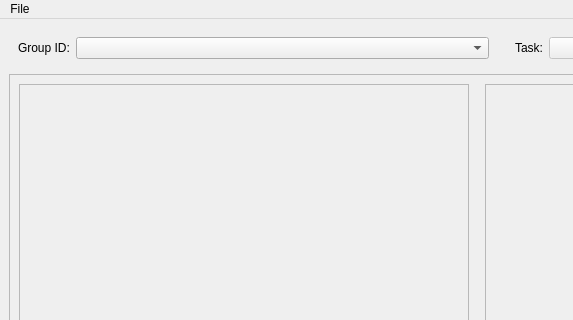
fraza0/nonverbal_communication_analysis, file nonverbal_communication_analysis/m6_Visualization/UI/mainwindow.ui: the form before one commit; both pictures show x 0 to 573 and y 0 to 320 of the 1420 by 720 pixel window.
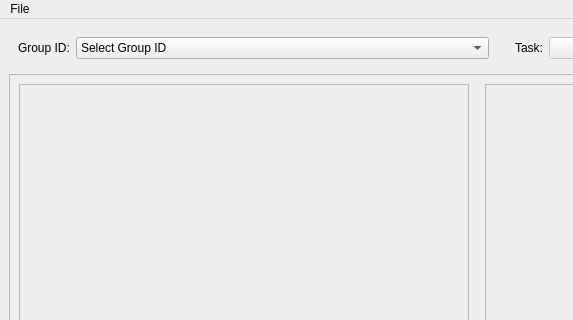
The form after the commit.

Commit message: organized visualizer

The edit to the form file:
```diff
--- a/nonverbal_communication_analysis/m6_Visualization/UI/mainwindow.ui
+++ b/nonverbal_communication_analysis/m6_Visualization/UI/mainwindow.ui
@@ -81,7 +81,13 @@
             </spacer>
            </item>
            <item row="0" column="1">
-            <widget class="QComboBox" name="cb_groupId"/>
+            <widget class="QComboBox" name="cb_groupId">
+             <item>
+              <property name="text">
+               <string>Select Group ID</string>
+              </property>
+             </item>
+            </widget>
            </item>
            <item row="0" column="3">
             <widget class="QLabel" name="lbl_task">
```
The commit also changes 2 other files.
